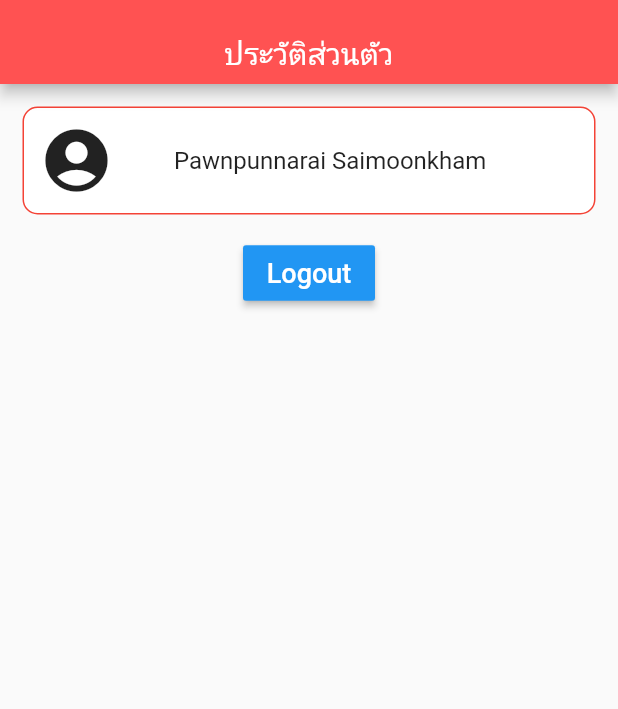
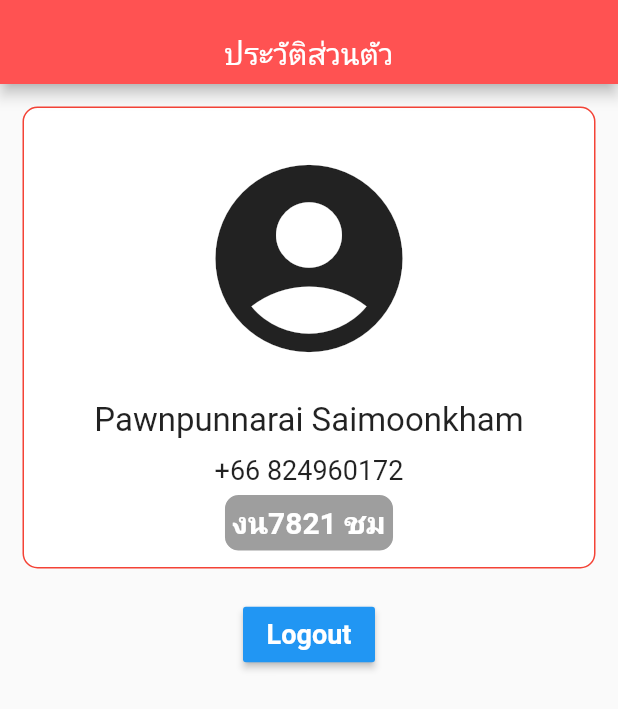
Before and after one commit to Pornpunnarai/driverapp, a Flutter app: the Third screen opened directly, on a phone screen of 412 x 824 dp. Shown: the top 709 px of the screen. Run offline on Flutter 3.47's test engine with Material 2 defaults, Android fonts, the phone set to English and light mode, and no system bars; our stand-ins replace firebase_auth, firebase_database; accounts and stored records are empty.

Commit message:
fix profile page

```diff
--- a/lib/app_screens/third_screen.dart
+++ b/lib/app_screens/third_screen.dart
@@ -5,7 +5,6 @@ class Third extends StatelessWidget {
   void logout() {
 
   }
-
 
   Widget build(BuildContext context) {
     return Scaffold(
@@ -22,54 +21,78 @@ class Third extends StatelessWidget {
           ),
         ),
       ),
-      body: Container(
-        child: Column(
+    body: new ListView(
+      children: <Widget>[
+        Padding(
+          padding: const EdgeInsets.all(15.0),
+          child: new Container(
+            child: new Column(
+              children: <Widget>[
+                new Container(
+                  decoration: BoxDecoration(
+                      color: Colors.white,
+                      borderRadius: BorderRadius.circular(10.0),
+                      border: Border.all(color: Colors.red)
+                  ),
+                  child: new Row(
+                    mainAxisAlignment: MainAxisAlignment.center,
+                    children: <Widget>[
+                      new Container(
+                        child: Padding(
+                          padding: const EdgeInsets.symmetric(horizontal: 10.0, vertical: 10.0),
+                          child: new Column(
+                            crossAxisAlignment: CrossAxisAlignment.center,
                             children: <Widget>[
                               Container(
-              margin: EdgeInsets.all(15.0),
-              padding: EdgeInsets.all(10.0),
-              decoration: BoxDecoration(color: Colors.white,borderRadius: BorderRadius.circular(10.0),border: Border.all(color: Colors.red)),
-              child: Row(
-                children: <Widget>[
-                  Expanded(
-                    flex:1,
-                    child: Row(
-                      children: <Widget>[
-                        Icon(Icons.account_circle, size: 50.0,),
+                                padding: const EdgeInsets.all(15.0),
+                                child: Icon(Icons.account_circle, size: 150.0,),
+                              ),
+                              Container(
+                                padding: const EdgeInsets.all(5.0),
+                                child: Text('Pawnpunnarai Saimoonkham', style: TextStyle(fontSize: 22.0),),
+                              ),
+                              Container(
+                                padding: const EdgeInsets.all(5.0),
+                                child: Text('+66 824960172', style: TextStyle(fontSize: 18.0),),
+                              ),
+                              Container(
+                                padding: const EdgeInsets.all(5.0),
+                                decoration: BoxDecoration(
+                                  color: Colors.grey,
+                                  borderRadius: BorderRadius.circular(10.0),
+                                  border: Border.all(color: Colors.white),
+                                ),
+                                child:
+                                Text('งน7821 ชม', style: TextStyle(fontSize: 20.0, color: Colors.white, fontWeight: FontWeight.w700),),
+                              ),
                             ],
                           ),
                         ),
-                  Expanded(
-                    flex: 3,
-                    child: Row(
-                      children: <Widget>[
-                       Text('Pawnpunnarai Saimoonkham', style: TextStyle(fontSize: 16.0),),
-//                 Text('+66 824960172')
+                      ),
                     ],
                   ),
                 ),
-                ],
+                Container(
+                  padding: EdgeInsets.all(20.0),
+                  child: new Row(
+                    mainAxisAlignment: MainAxisAlignment.center,
 
-              ),
-            ),
-            Container(
-              child: Column(
                     children: <Widget>[
-                    new Align(alignment: FractionalOffset.bottomCenter),
                         new RaisedButton(
                           padding: const EdgeInsets.all(8.0),
                           textColor: Colors.white,
                           color: Colors.blue,
                           onPressed: logout,
-                      child: new Text("Logout", style: TextStyle(fontSize: 18.0),),
+                          child: new Text("Logout", style: TextStyle(fontSize: 18.0, color: Colors.white, fontWeight: FontWeight.w700),),
                         ),
                     ],
                   ),
                 ),
-
               ],
             ),
-
+          ),
+        )
+      ],
     ),
     );
   }
```
Also changed, not shown: 2 other files. Lines whose indentation alone changed are shown as unchanged.
